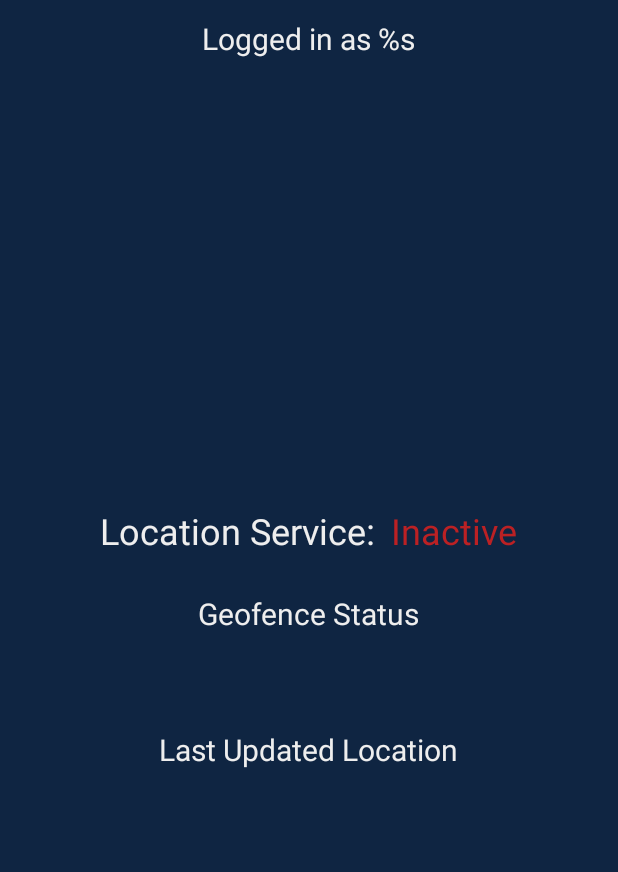
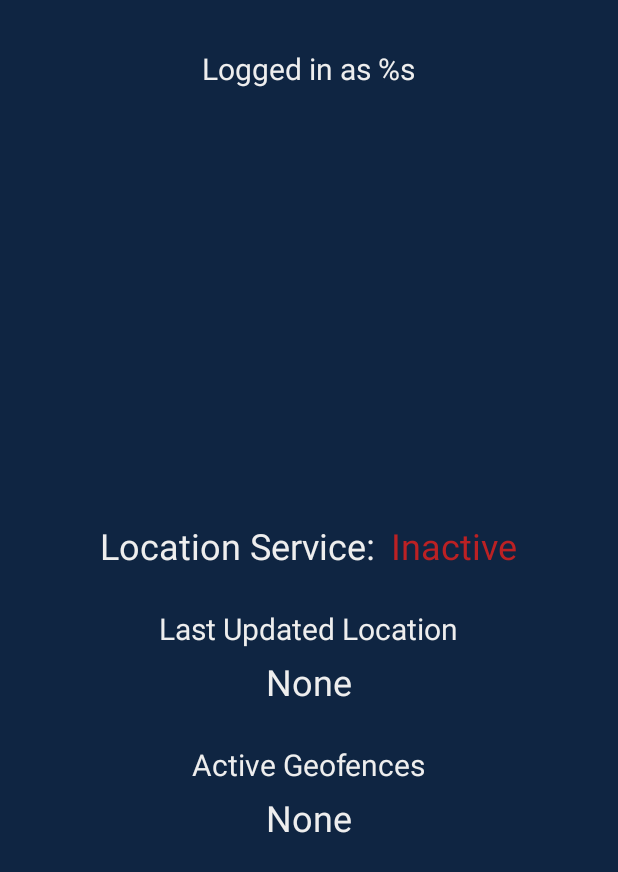
Before and after one commit to Nosewall/COMP-4800-Practicum-2, an Android app: the DashboardActivity screen opened directly, with no data from a screen before it, on a phone screen of 412 x 824 dp. Shown: the top 872 px of the screen. Run offline under Robolectric (Android 15) with nearby library versions, the phone set to English and light mode, and no system bars; 1 statement that could not run was skipped.

Commit message:
feat: add service dashboard updates

```diff
--- a/silver-servers-companion/app/src/main/java/com/silverservers/app/DashboardActivity.java
+++ b/silver-servers-companion/app/src/main/java/com/silverservers/app/DashboardActivity.java
@@ -3,6 +3,7 @@ package com.silverservers.app;
 import androidx.annotation.NonNull;
 import androidx.appcompat.app.AppCompatActivity;
 
+import android.annotation.SuppressLint;
 import android.content.Intent;
 import android.content.pm.PackageManager;
 import android.os.Bundle;
@@ -15,6 +16,7 @@ import com.silverservers.service.geofence.GeofenceService;
 import com.silverservers.service.location.LocationService;
 
 import java.util.Arrays;
+import java.util.stream.Collectors;
 
 public class DashboardActivity extends AppCompatActivity {
     public static final String KEY_SESSION = App.generateId();
@@ -27,6 +29,7 @@ public class DashboardActivity extends AppCompatActivity {
 
     private Session session;
 
+    @SuppressLint("SetTextI18n")
     @Override
     protected void onCreate(Bundle savedInstanceState) {
         super.onCreate(savedInstanceState);
@@ -35,10 +38,24 @@ public class DashboardActivity extends AppCompatActivity {
         Intent intent = getIntent();
         session = (Session)intent.getSerializableExtra(KEY_SESSION);
 
-        TextView textViewLoggedIn = findViewById(R.id.textView_dash_loggedIn);
+        TextView textViewLoggedIn = findViewById(R.id.textView_dash_user);
         textViewLoggedIn.setText(String.format(getString(R.string.dashboard_logged_in), session.userName));
 
         setServiceStatus(ServiceStatus.INACTIVE);
+
+        LocationService.listenUpdate(this, location -> {
+            TextView textViewLocation = findViewById(R.id.textView_dash_location);
+            textViewLocation.setText(location.getLatitude() + ", " + location.getLongitude());
+        });
+
+        GeofenceService.listenUpdate(this, geofenceIds -> {
+            TextView textViewGeofences = findViewById(R.id.textView_dash_geo);
+            textViewGeofences.setText(
+                Arrays.stream(geofenceIds)
+                    .map(id -> id + "\n")
+                    .collect(Collectors.joining())
+            );
+        });
 
         PermissionsPrompt.getPermissions(this);
     }
--- a/silver-servers-companion/app/src/main/java/com/silverservers/service/geofence/GeofenceService.java
+++ b/silver-servers-companion/app/src/main/java/com/silverservers/service/geofence/GeofenceService.java
@@ -3,8 +3,13 @@ package com.silverservers.service.geofence;
 import android.annotation.SuppressLint;
 import android.app.IntentService;
 import android.app.PendingIntent;
+import android.content.BroadcastReceiver;
 import android.content.Context;
 import android.content.Intent;
+import android.content.IntentFilter;
+import android.location.Location;
+
+import androidx.localbroadcastmanager.content.LocalBroadcastManager;
 
 import com.google.android.gms.location.Geofence;
 import com.google.android.gms.location.GeofencingClient;
@@ -13,6 +18,7 @@ import com.google.android.gms.location.GeofencingRequest;
 import com.google.android.gms.location.LocationServices;
 import com.silverservers.app.App;
 import com.silverservers.authentication.Session;
+import com.silverservers.service.location.LocationService;
 
 import org.json.JSONException;
 import org.json.JSONObject;
@@ -23,9 +29,14 @@ import java.util.List;
 import java.util.function.Consumer;
 
 public class GeofenceService extends IntentService {
+    public static final String KEY_BROADCAST_UPDATE = App.generateId();
+    public static final String KEY_BROADCAST_UPDATE_GEOFENCES = App.generateId();
+
     public GeofenceService() {
         super(GeofenceService.class.getName());
     }
+
+    private List<String> geofences = new ArrayList<>();
 
     @Override
     protected void onHandleIntent(Intent intent) {
@@ -52,8 +63,6 @@ public class GeofenceService extends IntentService {
             return;
         }
 
-
-
         for (Geofence geofence : geofences) {
             String id = geofence.getRequestId();
 
@@ -68,9 +77,12 @@ public class GeofenceService extends IntentService {
                 }
             }
         }
+
+        broadcastUpdate();
     }
 
     private void onGeofenceEnter(Session session, String id) {
+        geofences.add(id);
         App.getServerApi().requestGeofenceEnter(
             session,
             id,
@@ -79,6 +91,7 @@ public class GeofenceService extends IntentService {
     }
 
     private void onGeofenceExit(Session session, String id) {
+        geofences.remove(id);
         App.getServerApi().requestGeofenceExit(
             session,
             id,
@@ -151,4 +164,20 @@ public class GeofenceService extends IntentService {
             PendingIntent.FLAG_UPDATE_CURRENT | PendingIntent.FLAG_MUTABLE
         );
     }
+
+    private void broadcastUpdate() {
+        Intent intent = new Intent(KEY_BROADCAST_UPDATE);
+        intent.putExtra(KEY_BROADCAST_UPDATE_GEOFENCES, geofences.toArray(new String[0]));
+        LocalBroadcastManager.getInstance(this).sendBroadcast(intent);
+    }
+
+    public static void listenUpdate(Context context, Consumer<String[]> onUpdate) {
+        LocalBroadcastManager.getInstance(context).registerReceiver(new BroadcastReceiver() {
+            @Override
+            public void onReceive(Context context, Intent intent) {
+                String[] geofenceIds = intent.getStringArrayExtra(KEY_BROADCAST_UPDATE_GEOFENCES);
+                onUpdate.accept(geofenceIds);
+            }
+        }, new IntentFilter(KEY_BROADCAST_UPDATE));
+    }
 }
--- a/silver-servers-companion/app/src/main/java/com/silverservers/service/location/LocationService.java
+++ b/silver-servers-companion/app/src/main/java/com/silverservers/service/location/LocationService.java
@@ -1,13 +1,16 @@
 package com.silverservers.service.location;
 
 import android.app.Service;
+import android.content.BroadcastReceiver;
 import android.content.Context;
 import android.content.Intent;
+import android.content.IntentFilter;
 import android.location.Location;
 import android.os.IBinder;
 
 import androidx.annotation.Nullable;
 import androidx.core.app.NotificationCompat;
+import androidx.localbroadcastmanager.content.LocalBroadcastManager;
 
 import com.google.android.gms.location.FusedLocationProviderClient;
 import com.google.android.gms.location.LocationServices;
@@ -18,11 +21,15 @@ import com.silverservers.service.ServiceNotifier;
 
 import java.io.InvalidObjectException;
 import java.time.LocalDateTime;
+import java.util.function.Consumer;
 
 public class LocationService extends Service {
     private static final String NAME = "Location Service";
     private static final String DESCRIPTION = "Tracking location in background";
     private static final int ICON = R.drawable.ic_location_service;
+
+    public static final String KEY_BROADCAST_UPDATE = App.generateId();
+    public static final String KEY_BROADCAST_UPDATE_LOCATION = App.generateId();
 
     private ServiceNotifier notifier;
 
@@ -88,6 +95,8 @@ public class LocationService extends Service {
             );
         });
 
+        broadcastUpdate(location);
+
         App.getServerApi().requestUpdateLocation(
             session,
             LocalDateTime.now(),
@@ -123,4 +132,20 @@ public class LocationService extends Service {
             LocationService.class
         );
     }
+
+    private void broadcastUpdate(Location location) {
+        Intent intent = new Intent(KEY_BROADCAST_UPDATE);
+        intent.putExtra(KEY_BROADCAST_UPDATE_LOCATION, location);
+        LocalBroadcastManager.getInstance(this).sendBroadcast(intent);
+    }
+
+    public static void listenUpdate(Context context, Consumer<Location> onUpdate) {
+        LocalBroadcastManager.getInstance(context).registerReceiver(new BroadcastReceiver() {
+            @Override
+            public void onReceive(Context context, Intent intent) {
+                Location location = intent.getParcelableExtra(KEY_BROADCAST_UPDATE_LOCATION);
+                onUpdate.accept(location);
+            }
+        }, new IntentFilter(KEY_BROADCAST_UPDATE));
+    }
 }
--- a/silver-servers-companion/app/src/main/res/layout/activity_dashboard.xml
+++ b/silver-servers-companion/app/src/main/res/layout/activity_dashboard.xml
@@ -13,10 +13,10 @@
         android:layout_height="wrap_content"
         android:gravity="center"
         android:orientation="vertical"
-        android:paddingTop="12sp">
+        android:paddingTop="32sp">
 
         <TextView
-            android:id="@+id/textView_dash_loggedIn"
+            android:id="@+id/textView_dash_user"
             android:layout_width="wrap_content"
             android:layout_height="wrap_content"
             android:layout_marginBottom="25dp"
@@ -50,29 +50,13 @@
                 android:id="@+id/textView_dash_serviceStatus"
                 android:layout_width="wrap_content"
                 android:layout_height="wrap_content"
+                android:text="None"
                 android:textColor="@color/foreground"
                 android:textSize="24sp" />
         </LinearLayout>
 
         <TextView
-            android:id="@+id/textView_dash_geoStatusLabel"
-            android:layout_width="wrap_content"
-            android:layout_height="wrap_content"
-            android:layout_marginTop="25dp"
-            android:layout_marginBottom="5dp"
-            android:text="Geofence Status"
-            android:textColor="@color/foreground"
-            android:textSize="20sp" />
-
-        <TextView
-            android:id="@+id/textView_dash_locationStatus"
-            android:layout_width="wrap_content"
-            android:layout_height="wrap_content"
-            android:textColor="@color/foreground"
-            android:textSize="24sp" />
-
-        <TextView
-            android:id="@+id/textView_dash_locationStatusLabel"
+            android:id="@+id/textView_dash_locationLabel"
             android:layout_width="wrap_content"
             android:layout_height="wrap_content"
             android:layout_marginTop="25dp"
@@ -82,9 +66,28 @@
             android:textSize="20sp" />
 
         <TextView
-            android:id="@+id/textView_dash_geoStatus"
+            android:id="@+id/textView_dash_location"
             android:layout_width="wrap_content"
             android:layout_height="wrap_content"
+            android:text="None"
+            android:textColor="@color/foreground"
+            android:textSize="24sp" />
+
+        <TextView
+            android:id="@+id/textView_dash_geoLabel"
+            android:layout_width="wrap_content"
+            android:layout_height="wrap_content"
+            android:layout_marginTop="25dp"
+            android:layout_marginBottom="5dp"
+            android:text="Active Geofences"
+            android:textColor="@color/foreground"
+            android:textSize="20sp" />
+
+        <TextView
+            android:id="@+id/textView_dash_geo"
+            android:layout_width="wrap_content"
+            android:layout_height="wrap_content"
+            android:text="None"
             android:textColor="@color/foreground"
             android:textSize="24sp" />
 
```
Also changed, not shown: 1 other file.
